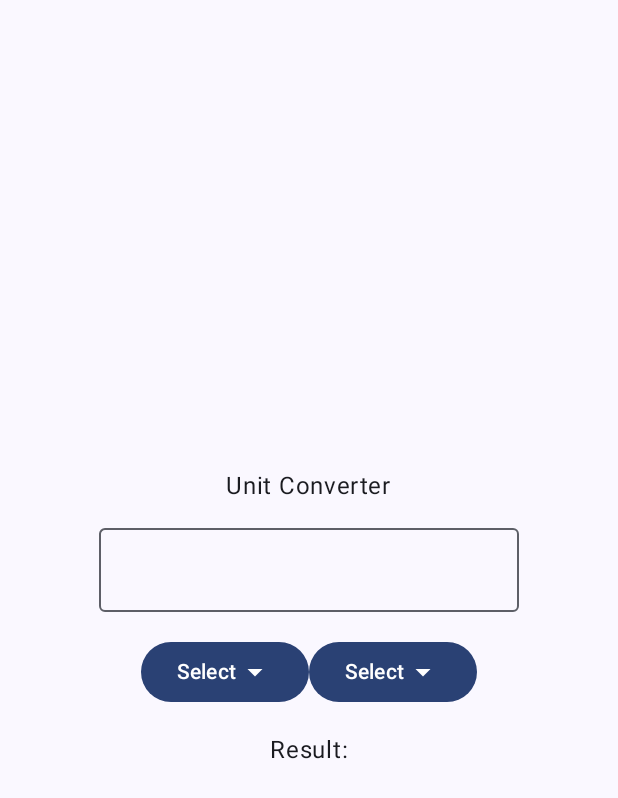
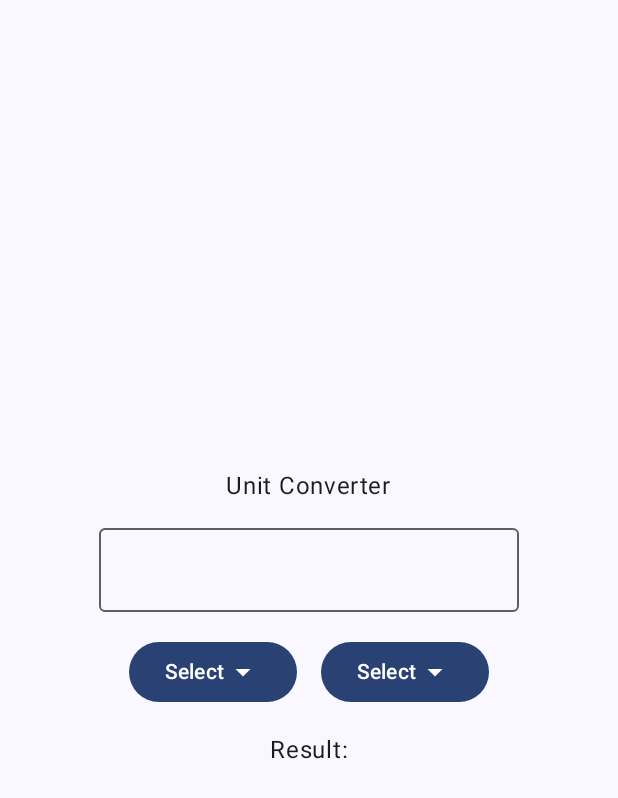
Before and after one commit to euclidesdry/uniit.converter-kotlin, an Android app built with Jetpack Compose: the screen it shows after launch (MainActivity), on a phone screen of 412 x 824 dp. Shown: the top 798 px of the screen. Run offline under Robolectric (Android 15) with nearby library versions, the phone set to English and light mode, and no system bars.

```diff
--- a/app/src/main/java/com/example/uniitconverter/MainActivity.kt
+++ b/app/src/main/java/com/example/uniitconverter/MainActivity.kt
@@ -11,9 +11,12 @@ import androidx.compose.foundation.layout.Row
 import androidx.compose.foundation.layout.Spacer
 import androidx.compose.foundation.layout.fillMaxSize
 import androidx.compose.foundation.layout.height
+import androidx.compose.foundation.layout.width
 import androidx.compose.material.icons.Icons
 import androidx.compose.material.icons.filled.ArrowDropDown
 import androidx.compose.material3.Button
+import androidx.compose.material3.DropdownMenu
+import androidx.compose.material3.DropdownMenuItem
 import androidx.compose.material3.Icon
 import androidx.compose.material3.MaterialTheme
 import androidx.compose.material3.OutlinedTextField
@@ -63,12 +66,49 @@ fun UnitConverter() {
                     Icon(Icons.Default.ArrowDropDown,
                         contentDescription = "Arrow Down")
                 }
+                DropdownMenu(expanded = false, onDismissRequest = { /*TODO*/ }) {
+                    DropdownMenuItem(
+                        text = { Text("Centimeters") },
+                        onClick = { /*TODO*/ }
+                    )
+                    DropdownMenuItem(
+                        text = { Text("Meters") },
+                        onClick = { /*TODO*/ }
+                    )
+                    DropdownMenuItem(
+                        text = { Text("Feet") },
+                        onClick = { /*TODO*/ }
+                    )
+                    DropdownMenuItem(
+                        text = { Text("Millimeters") },
+                        onClick = { /*TODO*/ }
+                    )
+                }
             }
+            Spacer(modifier = Modifier.width(16.dp))
             Box {
                 Button(onClick = {}) {
                     Text("Select")
                     Icon(Icons.Default.ArrowDropDown,
                         contentDescription = "Arrow Down")
+                }
+                DropdownMenu(expanded = false, onDismissRequest = { /*TODO*/ }) {
+                    DropdownMenuItem(
+                        text = { Text("Centimeters") },
+                        onClick = { /*TODO*/ }
+                    )
+                    DropdownMenuItem(
+                        text = { Text("Meters") },
+                        onClick = { /*TODO*/ }
+                    )
+                    DropdownMenuItem(
+                        text = { Text("Feet") },
+                        onClick = { /*TODO*/ }
+                    )
+                    DropdownMenuItem(
+                        text = { Text("Millimeters") },
+                        onClick = { /*TODO*/ }
+                    )
                 }
             }
         }
```
